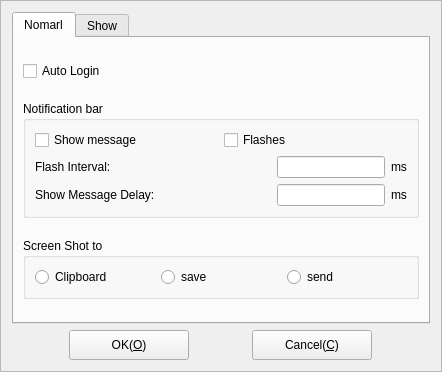
KangLin/RabbitIm, file Widgets/FrmOptions/FrmOptions.ui: the form before one commit.
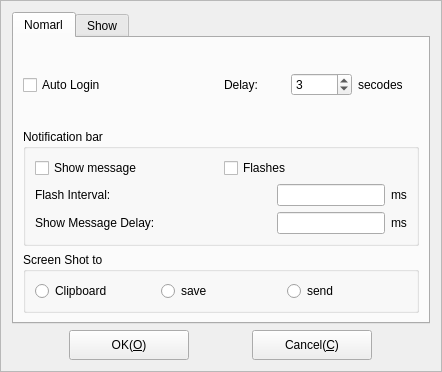
The form after the commit. The open tabs and pages were chosen to show the change.

Diff of the .ui file:
```diff
--- a/Widgets/FrmOptions/FrmOptions.ui
+++ b/Widgets/FrmOptions/FrmOptions.ui
@@ -31,11 +31,40 @@
       </attribute>
       <layout class="QGridLayout" name="gridLayout_5">
        <item row="0" column="0">
+        <layout class="QHBoxLayout" name="horizontalLayout_10">
+         <item>
         <widget class="QCheckBox" name="cbAutoLogin">
          <property name="text">
           <string>Auto Login</string>
          </property>
         </widget>
+         </item>
+         <item>
+          <layout class="QHBoxLayout" name="horizontalLayout_9">
+           <item>
+            <widget class="QLabel" name="label_6">
+             <property name="text">
+              <string>Delay:</string>
+             </property>
+            </widget>
+           </item>
+           <item>
+            <widget class="QSpinBox" name="sbDelayTime">
+             <property name="value">
+              <number>3</number>
+             </property>
+            </widget>
+           </item>
+           <item>
+            <widget class="QLabel" name="label_5">
+             <property name="text">
+              <string>secodes</string>
+             </property>
+            </widget>
+           </item>
+          </layout>
+         </item>
+        </layout>
        </item>
        <item row="1" column="0">
         <widget class="QGroupBox" name="groupBox">
```
Left out of the diff: 2 changed lines with no effect on the pictures. Lines whose indentation alone changed are shown as unchanged.
